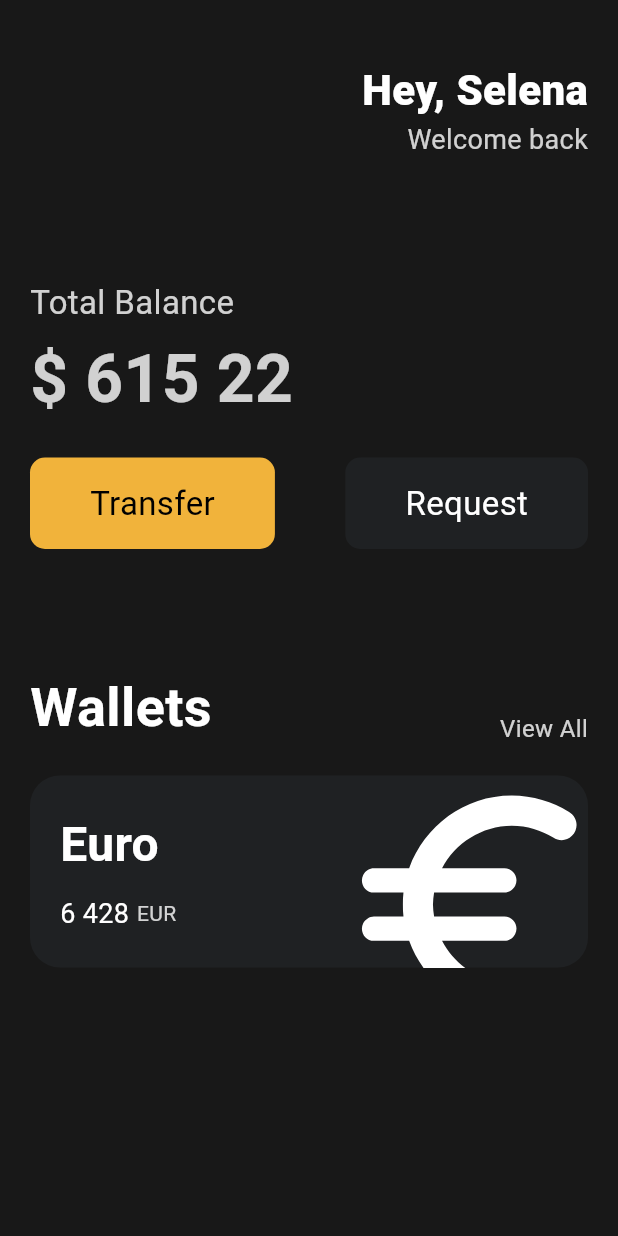
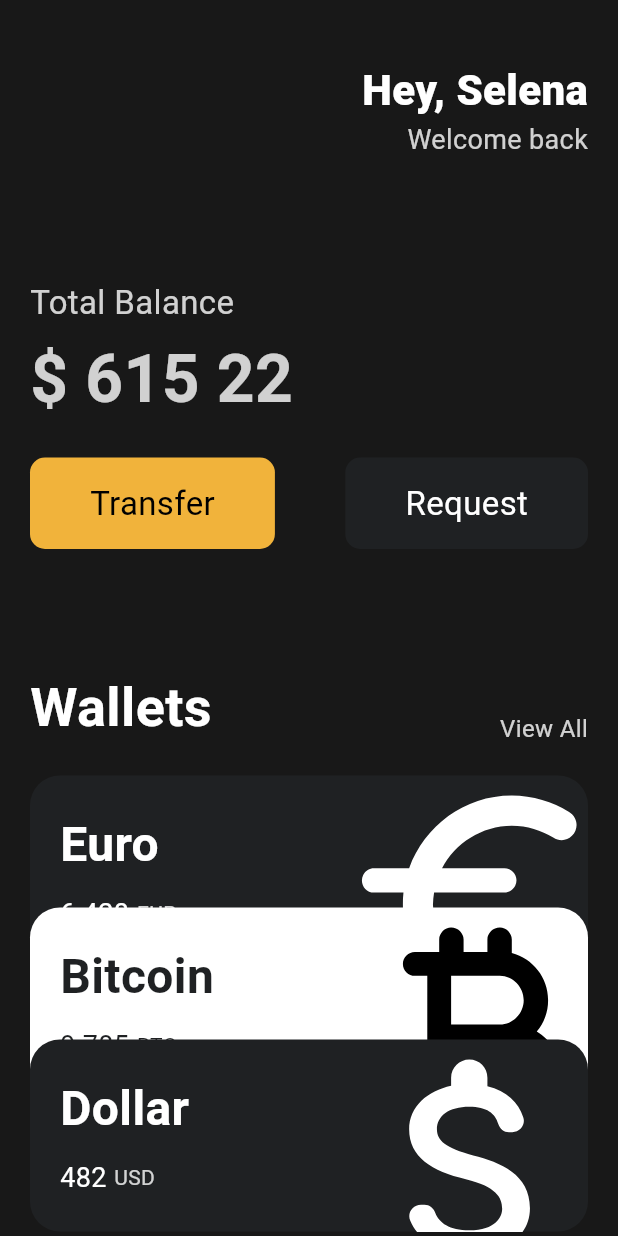
Before and after one commit to GangOn0215/study, a Flutter app: the screen it shows after launch, on a phone screen of 412 x 824 dp. Run offline on Flutter 3.47's test engine with Material 3 defaults, Android fonts, the phone set to English and light mode, and no system bars.

Commit message:
Flutter #3.8 Reusable Cards

```diff
--- a/Mobile/Flutter/a02_ui_challenge/lib/main.dart
+++ b/Mobile/Flutter/a02_ui_challenge/lib/main.dart
@@ -1,4 +1,5 @@
 import 'package:a02_ui_challenge/widgets/button.dart';
+import 'package:a02_ui_challenge/widgets/currency_card.dart';
 import 'package:flutter/material.dart';
 
 void main() {
@@ -15,7 +16,8 @@ class App extends StatelessWidget {
         backgroundColor: const Color(
           0xFF181818,
         ),
-        body: Padding(
+        body: SingleChildScrollView(
+          child: Padding(
             padding: const EdgeInsets.symmetric(horizontal: 20),
             child: Column(
               crossAxisAlignment: CrossAxisAlignment.start,
@@ -117,69 +119,35 @@ class App extends StatelessWidget {
                 const SizedBox(
                   height: 20,
                 ),
-              Container(
-                clipBehavior: Clip.hardEdge,
-                decoration: BoxDecoration(
-                  color: const Color(0XFF1F2123),
-                  borderRadius: BorderRadius.circular(20),
+                const CurrencyCard(
+                  name: 'Euro',
+                  code: 'EUR',
+                  amount: '6 428',
+                  icon: Icons.euro_rounded,
+                  isInverted: false,
                 ),
-                child: Padding(
-                  padding: const EdgeInsets.all(20),
-                  child: Row(
-                    mainAxisAlignment: MainAxisAlignment.spaceBetween,
-                    children: [
-                      Column(
-                        crossAxisAlignment: CrossAxisAlignment.start,
-                        children: [
-                          const Text(
-                            'Euro',
-                            style: TextStyle(
-                              color: Colors.white,
-                              fontSize: 32,
-                              fontWeight: FontWeight.w600,
+                Transform.translate(
+                  offset: const Offset(0, -40),
+                  child: const CurrencyCard(
+                    name: 'Bitcoin',
+                    code: 'BTC',
+                    amount: '9 785',
+                    icon: Icons.currency_bitcoin_rounded,
+                    isInverted: true,
                   ),
                 ),
-                          const SizedBox(
-                            height: 10,
-                          ),
-                          Row(
-                            children: [
-                              const Text(
-                                '6 428',
-                                style: TextStyle(
-                                  color: Colors.white,
-                                  fontSize: 18,
-                                ),
-                              ),
-                              const SizedBox(
-                                width: 5,
-                              ),
-                              Text(
-                                'EUR',
-                                style: TextStyle(
-                                  color: Colors.white.withOpacity(0.8),
-                                ),
-                              ),
-                            ],
-                          )
-                        ],
-                      ),
-                      Transform.scale(
-                        scale: 2.2,
-                        child: Transform.translate(
-                          offset: const Offset(-5, 10),
-                          child: const Icon(
-                            Icons.euro_rounded,
-                            color: Colors.white,
-                            size: 88,
-                          ),
+                Transform.translate(
+                  offset: const Offset(0, -80),
+                  child: const CurrencyCard(
+                    name: 'Dollar',
+                    code: 'USD',
+                    amount: '482',
+                    icon: Icons.attach_money_rounded,
+                    isInverted: false,
                   ),
                 ),
               ],
             ),
-                ),
-              )
-            ],
           ),
         ),
       ),
--- /dev/null
+++ b/Mobile/Flutter/a02_ui_challenge/lib/widgets/currency_card.dart
@@ -0,0 +1,86 @@
+import 'package:flutter/material.dart';
+
+class CurrencyCard extends StatelessWidget {
+  final String name, code, amount;
+  final IconData icon;
+  final bool isInverted;
+
+  final _blackColor = const Color(0XFF1F2123);
+
+  const CurrencyCard({
+    super.key,
+    required this.name,
+    required this.code,
+    required this.amount,
+    required this.icon,
+    required this.isInverted,
+  });
+
+  @override
+  Widget build(BuildContext context) {
+    return Container(
+      clipBehavior: Clip.hardEdge,
+      decoration: BoxDecoration(
+        color: isInverted ? Colors.white : _blackColor,
+        borderRadius: BorderRadius.circular(20),
+      ),
+      child: Padding(
+        padding: const EdgeInsets.all(20),
+        child: Row(
+          mainAxisAlignment: MainAxisAlignment.spaceBetween,
+          children: [
+            Column(
+              crossAxisAlignment: CrossAxisAlignment.start,
+              children: [
+                Text(
+                  name,
+                  style: TextStyle(
+                    color: isInverted ? _blackColor : Colors.white,
+                    fontSize: 32,
+                    fontWeight: FontWeight.w600,
+                  ),
+                ),
+                const SizedBox(
+                  height: 10,
+                ),
+                Row(
+                  children: [
+                    Text(
+                      amount,
+                      style: TextStyle(
+                        color: isInverted ? _blackColor : Colors.white,
+                        fontSize: 18,
+                      ),
+                    ),
+                    const SizedBox(
+                      width: 5,
+                    ),
+                    Text(
+                      code,
+                      style: TextStyle(
+                        color: isInverted
+                            ? _blackColor
+                            : Colors.white.withOpacity(0.8),
+                      ),
+                    ),
+                  ],
+                )
+              ],
+            ),
+            Transform.scale(
+              scale: 2.2,
+              child: Transform.translate(
+                offset: const Offset(-5, 10),
+                child: Icon(
+                  icon,
+                  color: isInverted ? Colors.black : Colors.white,
+                  size: 88,
+                ),
+              ),
+            ),
+          ],
+        ),
+      ),
+    );
+  }
+}
```
Lines whose indentation alone changed are shown as unchanged.
